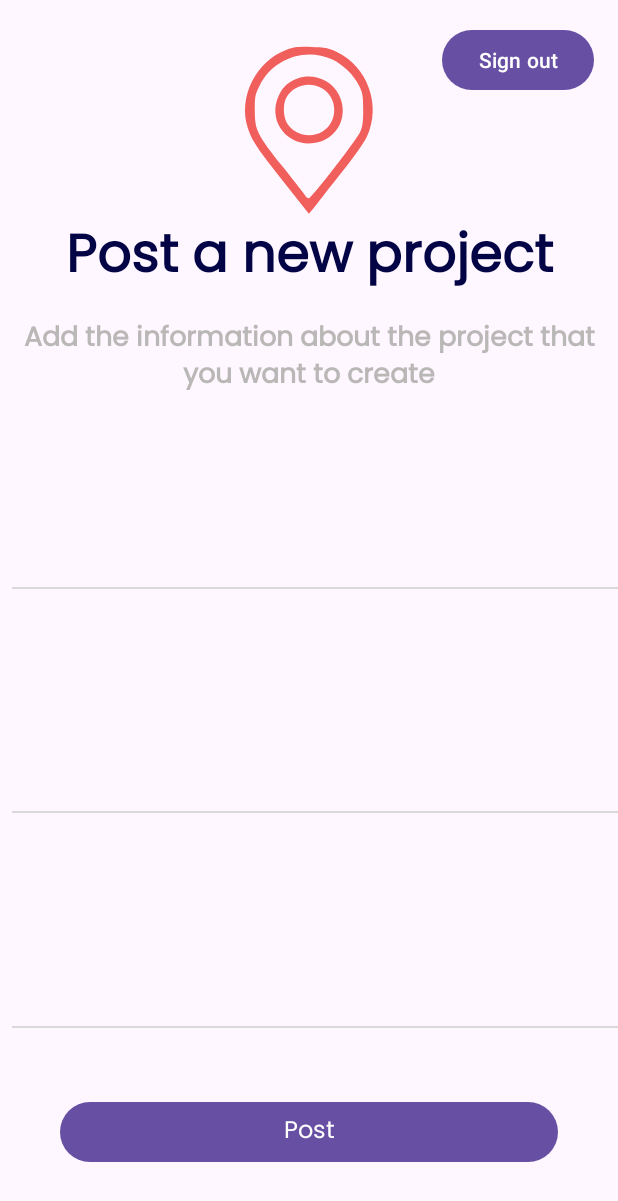
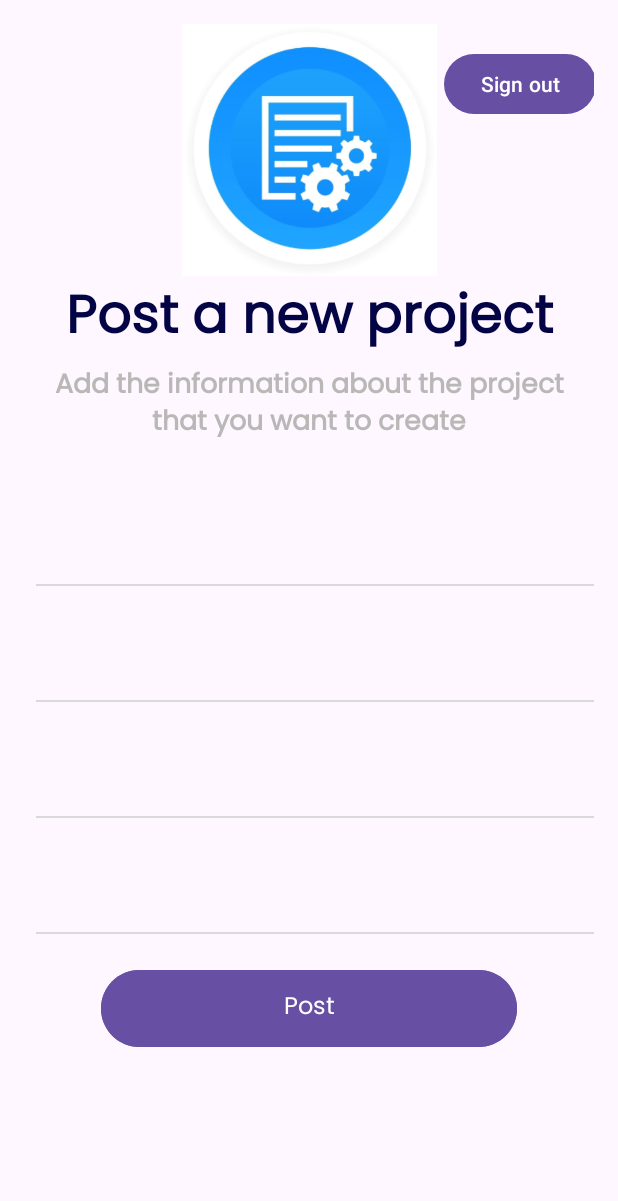
Before and after one commit to SkillSyncApp/SkillSyncAndroid, an Android app: the NewPostActivity screen opened directly, with no data from a screen before it, on a phone screen of 412 x 824 dp. Shown: the top 1201 px of the screen. Run offline under Robolectric (Android 15) with nearby library versions, the phone set to English and light mode, and no system bars; our stand-ins replace Firebase (no records; nobody signed in at launch, a user with empty details on screens opened directly).

Commit message:
כfinish layout design

```diff
--- a/app/src/main/res/drawable/new_post_icon.xml
+++ /dev/null
@@ -1,14 +0,0 @@
-<vector xmlns:android="http://schemas.android.com/apk/res/android"
-    android:width="105dp"
-    android:height="113dp"
-    android:viewportWidth="105"
-    android:viewportHeight="113">
-    <path
-        android:pathData="M38,3c-20.7,7.5 -32.9,31.9 -26.1,52.3 2.8,8.5 5.7,12.7 24.6,36.7l15.9,20.2 3.1,-3.7c1.6,-2.1 4.8,-6.1 7,-9 2.2,-2.9 8.9,-11.4 14.8,-18.8 5.9,-7.5 12.1,-16.5 13.8,-20.1 9.6,-20.5 0.3,-46.4 -20.1,-56 -5.8,-2.7 -7.6,-3.1 -17,-3.3 -8.4,-0.2 -11.6,0.1 -16,1.7zM67.7,9.5c7.1,3.2 14.7,10.5 18,17.4 2.5,5 2.8,6.7 2.8,16.1 0,8.5 -0.4,11.3 -2.1,15 -2.5,5.3 -31.8,43.4 -33.8,43.8 -0.7,0.2 -2,-0.7 -2.8,-2 -0.9,-1.3 -7.5,-9.7 -14.7,-18.8 -17.2,-21.6 -18.6,-24.5 -18.6,-37.5 0,-9.3 0.2,-10.5 3.3,-16.7 8.6,-17.6 30.2,-25.4 47.9,-17.3z"
-        android:fillColor="#F15F5C"
-        android:strokeColor="#00000000"/>
-    <path
-        android:pathData="M44.9,22.3c-6,2.2 -9.6,5.4 -12.3,10.9 -7.6,15.2 3,32.2 19.9,32.2 17.3,-0 27.6,-16.9 19.8,-32.5 -4.9,-9.6 -17.2,-14.4 -27.4,-10.6zM61.7,29.1c10.2,6.3 10.1,22.4 -0.2,28.4 -8,4.7 -18.2,2.5 -23.3,-5 -2.8,-4 -3.2,-12.7 -0.9,-17.2 4.5,-8.6 15.8,-11.5 24.4,-6.2z"
-        android:fillColor="#F15F5C"
-        android:strokeColor="#00000000"/>
-</vector>
--- a/app/src/main/res/layout/activity_new_post.xml
+++ b/app/src/main/res/layout/activity_new_post.xml
@@ -1,101 +1,11 @@
 <?xml version="1.0" encoding="utf-8"?>
-<androidx.constraintlayout.widget.ConstraintLayout
-    xmlns:android="http://schemas.android.com/apk/res/android"
+<androidx.constraintlayout.widget.ConstraintLayout xmlns:android="http://schemas.android.com/apk/res/android"
     xmlns:app="http://schemas.android.com/apk/res-auto"
+    xmlns:tools="http://schemas.android.com/tools"
     android:id="@+id/new_post"
     android:layout_width="match_parent"
-    android:layout_height="match_parent">
-
-    <ImageView
-        android:id="@+id/new_post_image"
-        android:layout_width="wrap_content"
-        android:layout_height="wrap_content"
-        app:layout_constraintTop_toTopOf="parent"
-        app:layout_constraintStart_toStartOf="parent"
-        app:layout_constraintEnd_toEndOf="parent"
-        android:layout_marginTop="30dp"
-        android:src="@drawable/new_post_icon"
-        android:contentDescription="@string/post_image" />
-
-    <LinearLayout
-        android:id="@+id/new_post_info"
-        android:layout_width="0dp"
-        android:layout_height="wrap_content"
-        android:orientation="vertical"
-        app:layout_constraintTop_toBottomOf="@+id/new_post_image"
-        app:layout_constraintStart_toStartOf="parent"
-        app:layout_constraintEnd_toEndOf="parent">
-
-        <TextView
-            android:id="@+id/post_new_project_title"
-            style="@style/AppTextStyle"
-            android:layout_width="match_parent"
-            android:layout_height="68dp"
-            android:gravity="center_horizontal|top"
-            android:text="@string/post_new_project_title"
-            android:textAppearance="@style/log_in_text"
-            android:textStyle="bold" />
-
-        <TextView
-            android:id="@+id/post_new_description_description"
-            style="@style/AppTextStyle"
-            android:layout_width="match_parent"
-            android:layout_height="68dp"
-            android:gravity="center_horizontal|top"
-            android:text="@string/post_new_project_text"
-            android:textAppearance="@style/sign_in_description"
-            android:textStyle="bold" />
-    </LinearLayout>
-
-    <include
-        android:id="@+id/project_name_group"
-        layout="@layout/custom_input_field_text"
-        android:layout_width="0dp"
-        android:layout_height="wrap_content"
-        android:layout_marginTop="52dp"
-        app:layout_constraintEnd_toEndOf="parent"
-        app:layout_constraintHorizontal_bias="0.0"
-        app:layout_constraintStart_toStartOf="parent"
-        app:layout_constraintTop_toBottomOf="@+id/new_post_info" />
-
-    <include
-        android:id="@+id/project_deadline_group"
-        layout="@layout/custom_input_field_text"
-        android:layout_width="0dp"
-        android:layout_height="wrap_content"
-        android:layout_marginTop="88dp"
-        app:layout_constraintEnd_toEndOf="parent"
-        app:layout_constraintHorizontal_bias="0.0"
-        app:layout_constraintStart_toStartOf="parent"
-        app:layout_constraintTop_toBottomOf="@+id/project_name_group" />
-
-    <include
-        android:id="@+id/project_description_group"
-        layout="@layout/custom_input_field_email"
-        android:layout_width="0dp"
-        android:layout_height="wrap_content"
-        android:layout_marginTop="88dp"
-        app:layout_constraintEnd_toEndOf="parent"
-        app:layout_constraintHorizontal_bias="0.0"
-        app:layout_constraintStart_toStartOf="parent"
-        app:layout_constraintTop_toBottomOf="@+id/project_deadline_group" />
-
-    <Button
-        android:id="@+id/post_button"
-        style="@style/AppTextStyle"
-        android:layout_width="0dp"
-        android:layout_height="wrap_content"
-        android:layout_marginHorizontal="40sp"
-        android:layout_weight="1"
-        android:src="@drawable/log_in_btn"
-        android:gravity="center"
-        android:text="@string/post"
-        android:textAppearance="@style/log_in_button"
-        app:layout_constraintBottom_toBottomOf="parent"
-        app:layout_constraintEnd_toEndOf="parent"
-        app:layout_constraintStart_toStartOf="parent"
-        app:layout_constraintTop_toBottomOf="@+id/project_description_group" />
-
+    android:layout_height="match_parent"
+    android:padding="16dp">
     <TextView
         android:id="@+id/email_group_post"
         android:layout_width="wrap_content"
@@ -119,4 +29,104 @@
         app:layout_constraintTop_toTopOf="parent"
         app:layout_constraintVertical_bias="0.0" />
 
+    <ImageView
+        android:id="@+id/new_post_image"
+        android:layout_width="182dp"
+        android:layout_height="168dp"
+        android:layout_gravity="center_horizontal"
+        android:src="@drawable/new_post_icon"
+        app:layout_constraintBottom_toTopOf="@+id/new_post_title"
+        app:layout_constraintEnd_toEndOf="parent"
+        app:layout_constraintStart_toStartOf="parent"
+        app:layout_constraintTop_toTopOf="parent" />
+
+    <TextView
+        android:id="@+id/new_post_title"
+        style="@style/AppTextStyle"
+        android:layout_width="0dp"
+        android:layout_height="wrap_content"
+        android:gravity="center_horizontal|top"
+        android:text="@string/post_new_project_title"
+        android:textAppearance="@style/log_in_text"
+        android:textStyle="bold"
+        app:layout_constraintEnd_toEndOf="parent"
+        app:layout_constraintStart_toStartOf="parent"
+        app:layout_constraintTop_toBottomOf="@id/new_post_image" />
+
+    <TextView
+        android:id="@+id/new_post_description"
+        style="@style/AppTextStyle"
+        android:layout_width="0dp"
+        android:layout_height="wrap_content"
+        android:gravity="center_horizontal|top"
+        android:text="@string/post_new_project_text"
+        android:textAppearance="@style/sign_in_description"
+        android:textStyle="bold"
+        app:layout_constraintEnd_toEndOf="parent"
+        app:layout_constraintStart_toStartOf="parent"
+        app:layout_constraintTop_toBottomOf="@id/new_post_title" />
+
+    <include
+        android:id="@+id/project_name_group"
+        layout="@layout/custom_input_field_text"
+        android:layout_width="0dp"
+        android:layout_height="wrap_content"
+        android:layout_marginTop="32dp"
+        app:layout_constraintEnd_toEndOf="parent"
+        app:layout_constraintHorizontal_bias="0.0"
+        app:layout_constraintStart_toStartOf="parent"
+        app:layout_constraintTop_toBottomOf="@id/new_post_description" />
+
+    <include
+        android:id="@+id/project_description_group"
+        layout="@layout/custom_input_field_text"
+        android:layout_width="0dp"
+        android:layout_height="wrap_content"
+        android:layout_marginTop="16dp"
+        app:layout_constraintEnd_toEndOf="parent"
+        app:layout_constraintHorizontal_bias="0.0"
+        app:layout_constraintStart_toStartOf="parent"
+        app:layout_constraintTop_toBottomOf="@id/project_name_group" />
+
+    <include
+        android:id="@+id/project_deadline_group"
+        layout="@layout/custom_input_field_text"
+        android:layout_width="0dp"
+        android:layout_height="wrap_content"
+        android:layout_marginTop="16dp"
+        android:inputType="textPassword"
+        app:layout_constraintEnd_toEndOf="parent"
+        app:layout_constraintHorizontal_bias="0.0"
+        app:layout_constraintStart_toStartOf="parent"
+        app:layout_constraintTop_toBottomOf="@id/project_description_group" />
+
+    <include
+        android:id="@+id/project_availability_group"
+        layout="@layout/custom_input_field_text"
+        android:layout_width="0dp"
+        android:layout_height="wrap_content"
+        android:layout_marginTop="16dp"
+        android:inputType="textPassword"
+        app:layout_constraintEnd_toEndOf="parent"
+        app:layout_constraintHorizontal_bias="0.0"
+        app:layout_constraintStart_toStartOf="parent"
+        app:layout_constraintTop_toBottomOf="@id/project_deadline_group" />
+
+    <Button
+        android:id="@+id/post_button"
+        style="@style/AppTextStyle"
+        android:layout_width="wrap_content"
+        android:layout_height="wrap_content"
+        android:layout_marginHorizontal="80dp"
+        android:layout_marginTop="24dp"
+        android:background="@drawable/log_in_btn"
+        android:gravity="center"
+        android:text="@string/post"
+        android:textAppearance="@style/log_in_button"
+        app:layout_constraintEnd_toEndOf="parent"
+        app:layout_constraintStart_toStartOf="parent"
+        app:layout_constraintTop_toBottomOf="@+id/project_availability_group" />
+
+
+
 </androidx.constraintlayout.widget.ConstraintLayout>
```
Also changed, not shown: app/src/main/res/drawable/new_post_icon.png (added).
